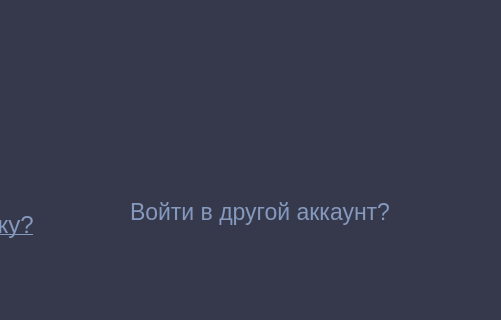
Old version of the form ui/settings_pageUI.ui in the repository NotAKes/frog.study; both pictures show x 445 to 946 and y 498 to 818 of the 1073 by 818 pixel window.
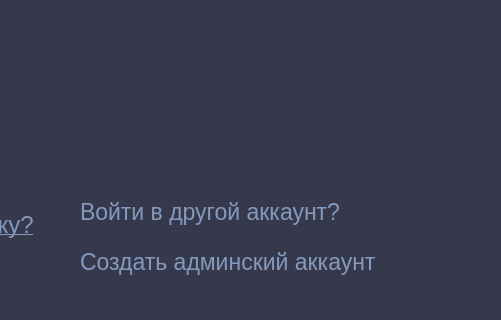
New version of the form.

Commit message: новое окно+ юи

The edit to the form file:
```diff
--- a/ui/settings_pageUI.ui
+++ b/ui/settings_pageUI.ui
@@ -214,7 +214,7 @@
       <widget class="QPushButton" name="login_again">
        <property name="geometry">
         <rect>
-         <x>310</x>
+         <x>260</x>
          <y>680</y>
          <width>291</width>
          <height>41</height>
@@ -232,7 +232,7 @@
       <widget class="QLabel" name="nickname">
        <property name="geometry">
         <rect>
-         <x>310</x>
+         <x>260</x>
          <y>630</y>
          <width>291</width>
          <height>41</height>
@@ -246,6 +246,27 @@
         <string/>
        </property>
       </widget>
+      <widget class="QPushButton" name="reg_admin_btn">
+       <property name="geometry">
+        <rect>
+         <x>260</x>
+         <y>730</y>
+         <width>301</width>
+         <height>41</height>
+        </rect>
+       </property>
+       <property name="styleSheet">
+        <string notr="true">color:rgb(132, 153, 189);
+font-size:23px;
+text-align:left;</string>
+       </property>
+       <property name="text">
+        <string>Создать админский аккаунт</string>
+       </property>
+       <attribute name="buttonGroup">
+        <string notr="true">change_window</string>
+       </attribute>
+      </widget>
      </widget>
     </item>
    </layout>
```
Left out of the diff: 15 changed lines with no effect on the pictures. The commit also changes 5 other files.
